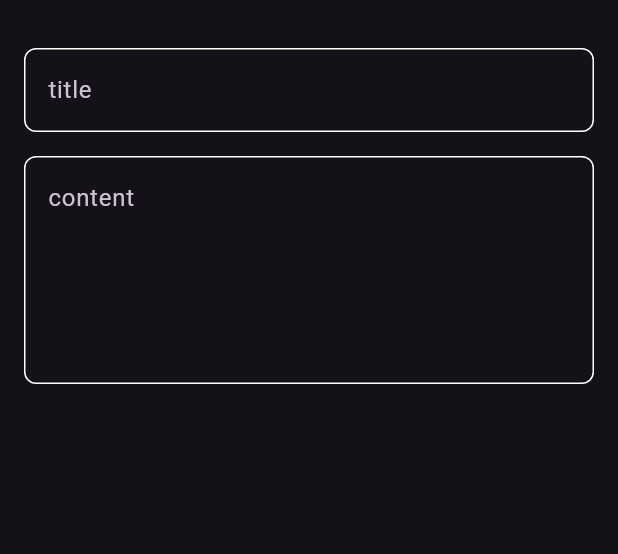
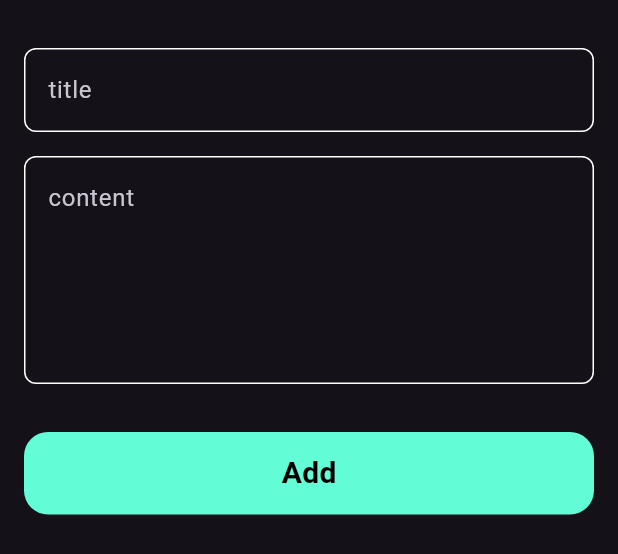
Before and after one commit to dagher2000/notes_app, a Flutter app: the AddNoteButtomSheet widget shown alone on an empty page, opened directly, on a phone screen of 412 x 824 dp. Shown: the top 554 px of the screen. Run offline on Flutter 3.47's test engine with Material 3 defaults, Android fonts, the phone set to English and light mode, and no system bars; our stand-ins replace font_awesome_flutter; Roboto replaces fonts that are missing (Poppins).

Commit message:
finish notes bottn sheet

```diff
--- a/lib/widget/add_note_buttom_sheet.dart
+++ b/lib/widget/add_note_buttom_sheet.dart
@@ -1,4 +1,7 @@
 import 'package:flutter/material.dart';
+import 'package:flutter/widgets.dart';
+import 'package:note_app/conestants.dart';
+import 'package:note_app/widget/custom_buton.dart';
 import 'package:note_app/widget/custom_text_filed.dart';
 
 class AddNoteButtomSheet extends StatelessWidget {
@@ -6,9 +9,9 @@ class AddNoteButtomSheet extends StatelessWidget {
 
   @override
   Widget build(BuildContext context) {
-    return Container(
-      child: Padding(
-        padding: const EdgeInsets.symmetric(horizontal: 16),
+    return const Padding(
+      padding: EdgeInsets.symmetric(horizontal: 16),
+      child: SingleChildScrollView(
         child: Column(
           children: [
             SizedBox(
@@ -24,6 +27,13 @@ class AddNoteButtomSheet extends StatelessWidget {
               hint: 'content',
               maxLines: 5,
             ),
+            SizedBox(
+              height: 32,
+            ),
+            CUstomButton(),
+            SizedBox(
+              height: 16,
+            ),
           ],
         ),
       ),
--- /dev/null
+++ b/lib/widget/custom_buton.dart
@@ -0,0 +1,30 @@
+import 'package:flutter/material.dart';
+import 'package:note_app/conestants.dart';
+
+class CUstomButton extends StatelessWidget {
+  const CUstomButton({super.key});
+
+  @override
+  Widget build(BuildContext context) {
+    return Container(
+      width: MediaQuery.of(context).size.width,
+      height: 55,
+      decoration: BoxDecoration(
+        color: KPrimaryCOlor,
+        borderRadius: BorderRadius.circular(
+          16,
+        ),
+      ),
+      child: const Center(
+        child: Text(
+          'Add',
+          style: TextStyle(
+            fontWeight: FontWeight.bold,
+            color: Colors.black,
+            fontSize: 20,
+          ),
+        ),
+      ),
+    );
+  }
+}
```
